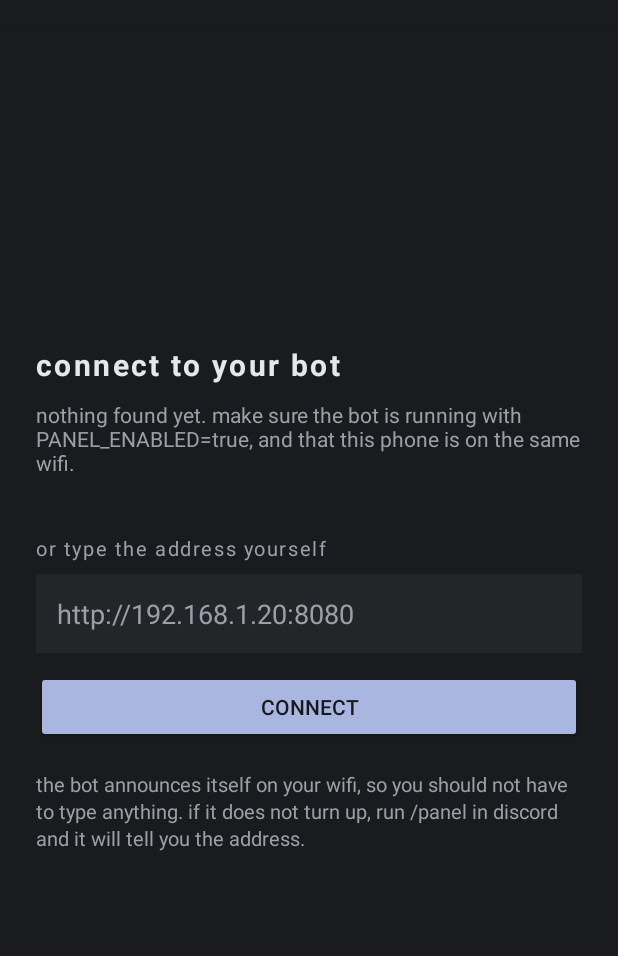
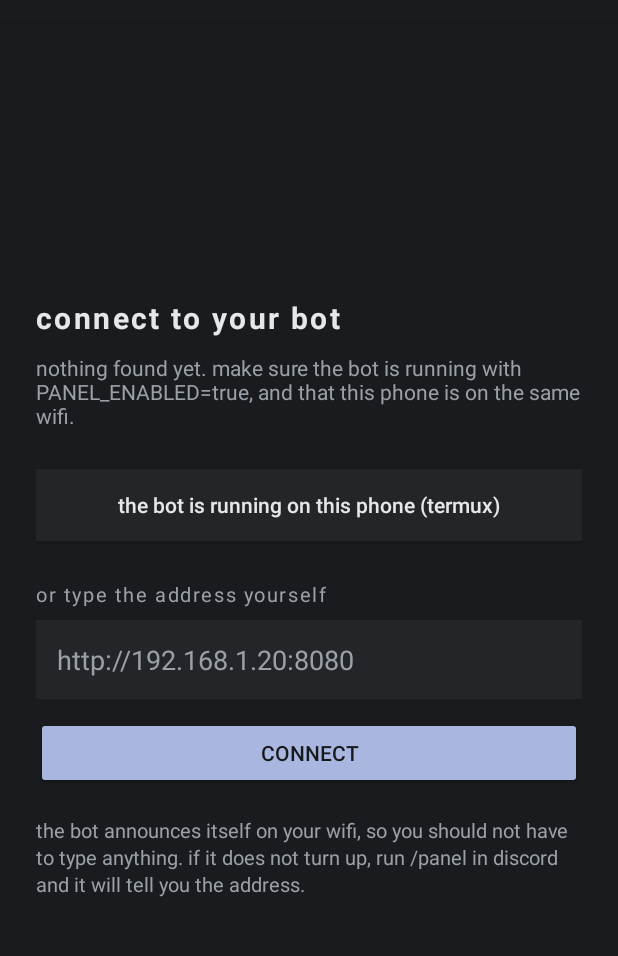
Before and after one commit to blakeoconnor610-maker/-, an Android app: the screen it shows after launch (SetupActivity), on a phone screen of 412 x 824 dp, the part 62-1018 px from its top. Run offline under Robolectric (Android 15) with nearby library versions, the phone set to English and light mode, and no system bars.

Commit message:
Support running the bot on a phone in Termux
Makes the phone-only path work end to end, and says plainly in the readme that
the app is a remote control rather than the bot itself - the bot has to be
running somewhere, and a vps or a pc is a better somewhere than a handset.

termux-setup.sh installs python and the toolchain aiohttp needs, installs the
dependencies, and writes a .env with the panel enabled, bound to loopback, and a
generated password it prints once. run-termux.sh starts the bot under a wake
lock so Android does not suspend it when the screen goes off.

Binding the panel to 127.0.0.1 is the right call on a phone: the bot and the
panel are the same device, so nothing else needs to reach it.

That does mean mdns cannot find it - loopback is not an interface anything
announces on - so the app gets a "the bot is running on this phone" button that
goes straight to the loopback address. Version 1.2.

Co-Authored-By: Claude Opus 5 <noreply@anthropic.com>
Claude-Session: https://claude.ai/code/session_011Jc11zCAJFt4JTM2BT2QRa

```diff
--- a/android/app/build.gradle.kts
+++ b/android/app/build.gradle.kts
@@ -23,8 +23,8 @@ android {
         applicationId = "com.chillbot.panel"
         minSdk = 26
         targetSdk = 34
-        versionCode = 2
-        versionName = "1.1"
+        versionCode = 3
+        versionName = "1.2"
     }
 
     if (hasSigningKey) {
--- a/android/app/src/main/java/com/chillbot/panel/SetupActivity.java
+++ b/android/app/src/main/java/com/chillbot/panel/SetupActivity.java
@@ -33,6 +33,9 @@ public class SetupActivity extends Activity implements Discovery.Callback {
 
     /** How long to wait for more panels before auto-connecting to a lone one. */
     private static final long SETTLE_MS = 1500;
+
+    /** Where the panel sits when the bot is running on this same phone. */
+    private static final String LOOPBACK = "http://127.0.0.1:8080";
 
     private final Map<String, String> discovered = new LinkedHashMap<>();
     private final Handler main = new Handler(Looper.getMainLooper());
@@ -86,6 +89,10 @@ public class SetupActivity extends Activity implements Discovery.Callback {
         };
 
         connect.setOnClickListener(view -> submit.run());
+
+        // Running the bot in Termux on this same phone: mdns will not find it,
+        // because loopback is not a network anything announces on.
+        findViewById(R.id.thisphone).setOnClickListener(view -> open(LOOPBACK));
         url.setOnEditorActionListener((view, actionId, event) -> {
             if (actionId == EditorInfo.IME_ACTION_GO) {
                 submit.run();
--- a/android/app/src/main/res/layout/activity_setup.xml
+++ b/android/app/src/main/res/layout/activity_setup.xml
@@ -36,6 +36,16 @@
             android:layout_height="wrap_content"
             android:layout_marginTop="12dp"
             android:orientation="vertical" />
+
+        <Button
+            android:id="@+id/thisphone"
+            android:layout_width="match_parent"
+            android:layout_height="wrap_content"
+            android:layout_marginTop="14dp"
+            android:background="@color/panel"
+            android:text="@string/this_phone"
+            android:textAllCaps="false"
+            android:textColor="@color/text" />
 
         <TextView
             android:layout_width="match_parent"
--- a/android/app/src/main/res/values/strings.xml
+++ b/android/app/src/main/res/values/strings.xml
@@ -7,6 +7,7 @@
     <string name="found_one">found it. connecting…</string>
     <string name="found_many">found these on your network — tap one</string>
     <string name="or_type">or type the address yourself</string>
+    <string name="this_phone">the bot is running on this phone (termux)</string>
     <string name="setup_note">the bot announces itself on your wifi, so you should not have to type anything. if it does not turn up, run /panel in discord and it will tell you the address.</string>
     <string name="setup_hint">http://192.168.1.20:8080</string>
     <string name="connect">connect</string>
```
Also changed, not shown: 4 other files.
